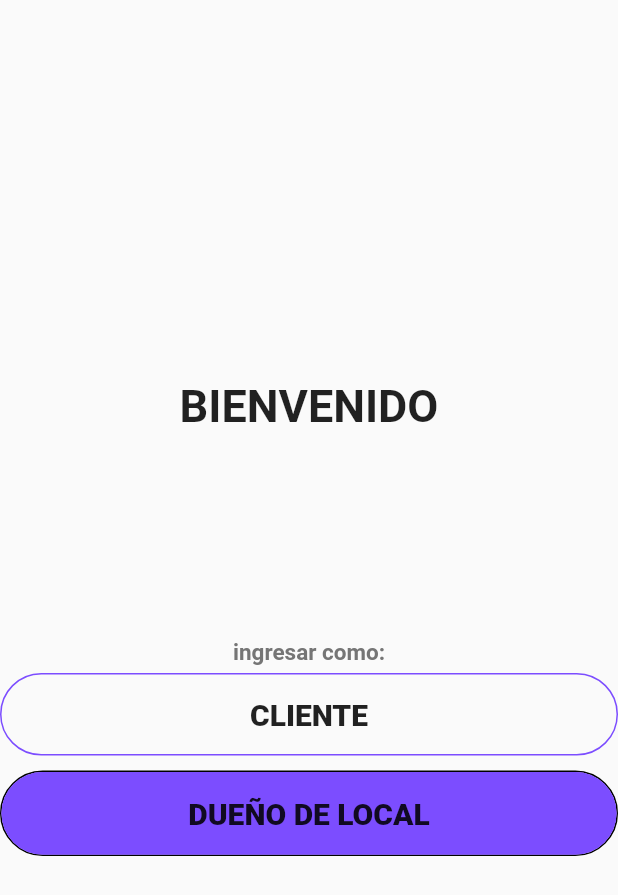
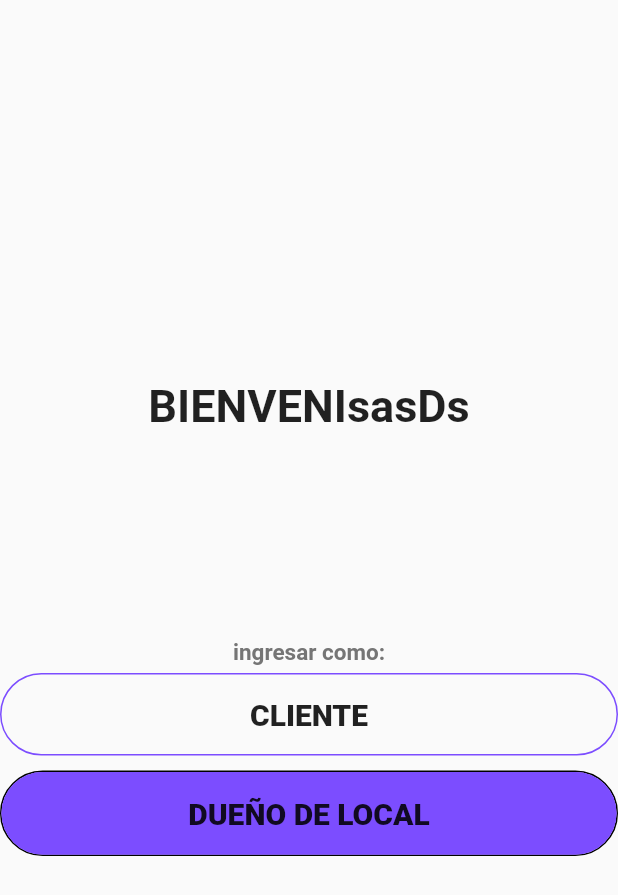
Before and after one commit to colettidaniela/PROMOSNEUQUEN, a Flutter app: the screen it shows after launch, on a phone screen of 412 x 824 dp. Shown: the top 895 px of the screen. Run offline on Flutter 3.47's test engine with Material 2 defaults, Android fonts, the phone set to English and light mode, and no system bars; our stand-ins replace curved_navigation_bar.

Commit message:
update14

```diff
--- a/lib/main.dart
+++ b/lib/main.dart
@@ -21,7 +21,7 @@ class MyApp extends StatelessWidget {
               Column(
                 children: <Widget>[
                   Text(
-                    "BIENVENIDO",
+                    "BIENVENIsasDs",
                     style: TextStyle(
                       fontWeight: FontWeight.bold,
                       fontSize: 30,
```
